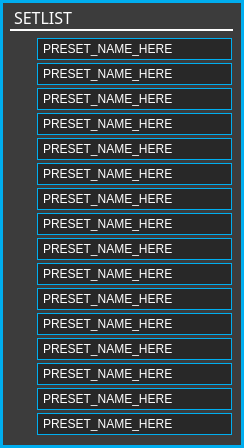
Before: the Qt Designer form standalone/advanced/forms/setlistFormWin.ui in Muse-Kinetics/softstep_editor, drawn with Qt 5.
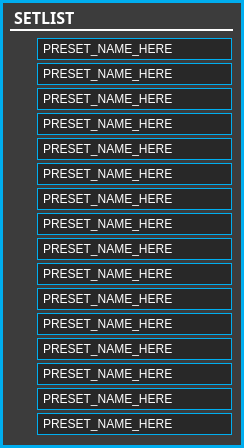
After: the same form once the commit is applied. Icons and pictures are not drawn.

```diff
--- a/standalone/advanced/forms/setlistFormWin.ui
+++ b/standalone/advanced/forms/setlistFormWin.ui
@@ -148,19 +148,18 @@
    </property>
    <property name="font">
     <font>
-     <family>Futura-Normal</family>
+     <family>Corbel</family>
      <pointsize>-1</pointsize>
-     <weight>50</weight>
+     <weight>75</weight>
      <italic>false</italic>
-     <bold>false</bold>
+     <bold>true</bold>
     </font>
    </property>
    <property name="styleSheet">
     <string notr="true">QLabel
 	{
-		font: 16px;
+		font: bold 16px;
 		font.underline: 1;
-		font.letterSpacing: 100;
 		border-bottom: 2px solid white;
 	}</string>
    </property>
```
Left out of the diff: 10 changed lines with no effect on the pictures.
